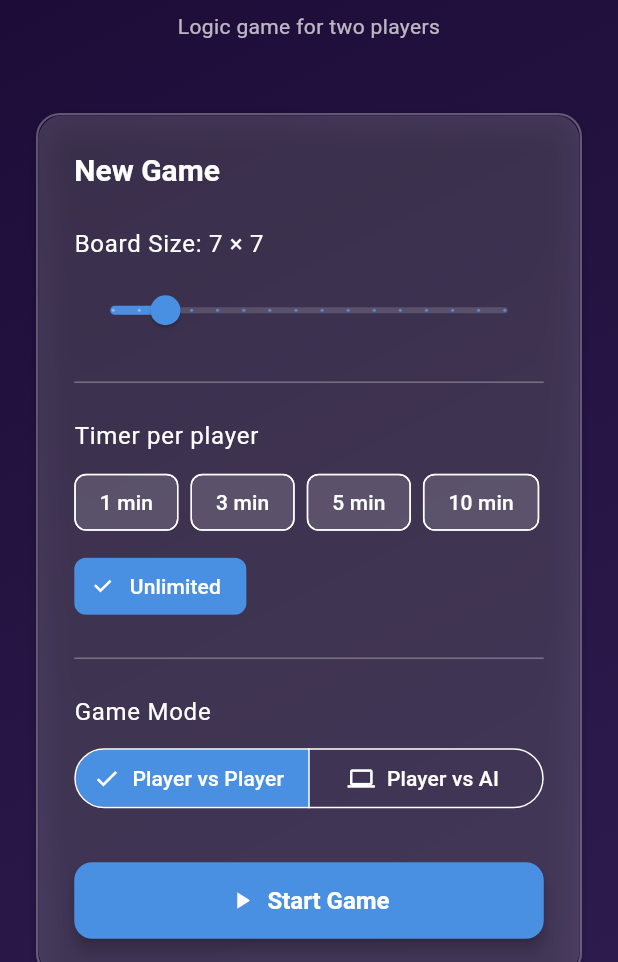
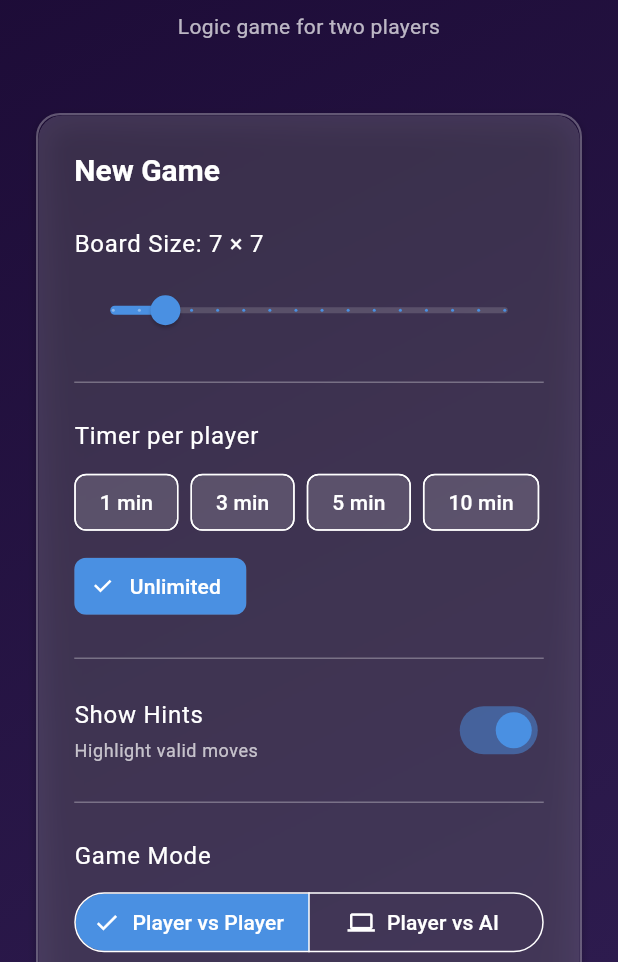
Before and after one commit to sgazz/Squart, a Flutter app: the screen it shows after launch, on a phone screen of 412 x 824 dp, the part 274-1236 px from its top. Run offline on Flutter 3.47's test engine with Material 3 defaults, Android fonts, the phone set to English and light mode, and no system bars; our stand-ins replace shared_preferences, vibration.

Commit message:
✨ UI Improvements based on feedback
1. Dark Theme - Лепша љубичаста варијанта:
   ✅ Deep purple gradient (#1a0933 → #2d1b4e)
   ✅ Светлији glass containers (0.15 opacity)
   ✅ Видљивији borders (0.3 opacity)
   ✅ Боља контраст и читљивост
   ✅ Елементи се више не стапају

2. Hints Toggle:
   ✅ Додат на Home Screen (game setup)
   ✅ Корисник може изабрати пре старта игре
   ✅ Такође доступан у Settings-у током игре

3. Неактивна поља:
   ✅ Сва irregular поља једне боје (#3d2657 љубичаста)
   ✅ Checkerboard само за црна (blocked) поља
   ✅ Конзистентан и јасан visual
   ✅ Не збуњује играче

Results:
- 15/15 tests passing
- 0 linter errors
- Лепша и читљивија Dark тема

```diff
--- a/lib/screens/home_screen.dart
+++ b/lib/screens/home_screen.dart
@@ -21,6 +21,7 @@ class _HomeScreenState extends State<HomeScreen> {
   int _boardSize = GameConstants.defaultBoardSize;
   int _timePerPlayer = GameConstants.timerUnlimited;
   String _gameMode = GameConstants.modePlayerVsPlayer;
+  bool _showHints = true;
 
   @override
   Widget build(BuildContext context) {
@@ -135,6 +136,39 @@ class _HomeScreenState extends State<HomeScreen> {
                             ),
                           );
                         }).toList(),
+                      ),
+
+                      const SizedBox(height: AppSizes.spaceM),
+                      const Divider(),
+                      const SizedBox(height: AppSizes.spaceM),
+
+                      // Hints Toggle
+                      Row(
+                        mainAxisAlignment: MainAxisAlignment.spaceBetween,
+                        children: [
+                          Column(
+                            crossAxisAlignment: CrossAxisAlignment.start,
+                            children: [
+                              Text(
+                                'Show Hints',
+                                style: Theme.of(context).textTheme.bodyLarge,
+                              ),
+                              const SizedBox(height: AppSizes.spaceXS),
+                              Text(
+                                'Highlight valid moves',
+                                style: Theme.of(context).textTheme.bodySmall,
+                              ),
+                            ],
+                          ),
+                          Switch(
+                            value: _showHints,
+                            onChanged: (value) {
+                              setState(() {
+                                _showHints = value;
+                              });
+                            },
+                          ),
+                        ],
                       ),
 
                       const SizedBox(height: AppSizes.spaceM),
@@ -273,6 +307,7 @@ class _HomeScreenState extends State<HomeScreen> {
       aiDifficulty: _gameMode == GameConstants.modePlayerVsAI
           ? GameConstants.aiEasy
           : null,
+      showHints: _showHints,
     );
 
     // Start game in provider
```
